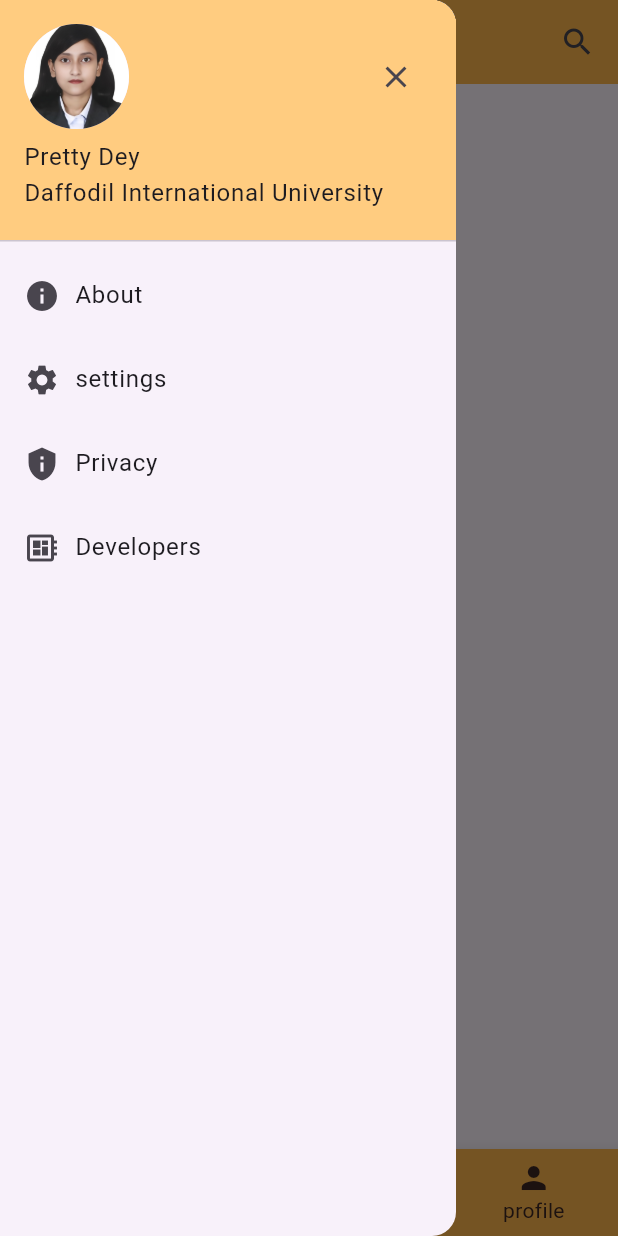
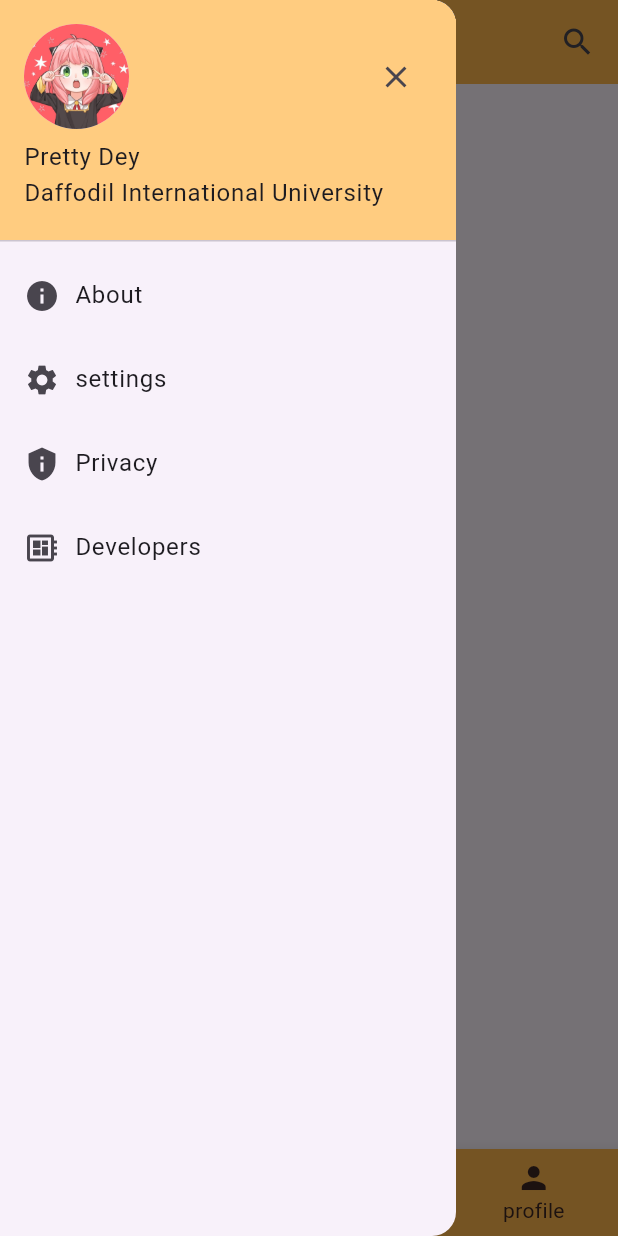
Before and after one commit to rahatalmas/hungerapp, a Flutter app: the screen it shows after launch, item 5 of the bottom bar chosen, with the side drawer open, on a phone screen of 412 x 824 dp. Run offline on Flutter 3.47's test engine with Material 3 defaults, Android fonts, the phone set to English and light mode, and no system bars.

Commit message:
profilepage

```diff
--- /dev/null
+++ b/lib/pages/profilePage.dart
@@ -0,0 +1,18 @@
+import 'package:flutter/material.dart';
+
+class ProfilePage extends StatefulWidget{
+  ProfilePage({super.key});
+  @override
+  State<ProfilePage> createState() => _ProfilePage();
+}
+
+class _ProfilePage extends State<ProfilePage>{
+  @override
+  Widget build(BuildContext context){
+    return Scaffold(
+      body: Center(
+        child: Text("profile page"),
+      ),
+    );
+  }
+}
--- a/lib/rootpage.dart
+++ b/lib/rootpage.dart
@@ -2,6 +2,7 @@ import 'package:flutter/material.dart';
 import 'package:hunger/pages/homepage.dart';
 import 'package:hunger/pages/foodpage.dart';
 import 'package:hunger/pages/cartItemsPage.dart';
+import 'package:hunger/pages/profilePage.dart';
 
 class Root extends StatefulWidget {
   Root({super.key});
@@ -18,12 +19,7 @@ class _Root extends State<Root> {
       'yo',
     ),
     CartItems(),
-    Text(
-      'yo',
-    ),
-    Text(
-      'yo',
-    ),
+    ProfilePage(),
   ];
   changeIndex(int index){
     setState(() {
@@ -84,7 +80,7 @@ class _Root extends State<Root> {
                     children: [
                       const CircleAvatar(
                         radius: 35,
-                        backgroundImage: AssetImage("assets/prettypretty.jpg"),
+                        backgroundImage: AssetImage("assets/anya.jpg"),
                       ),
                       Builder(
                         builder: (context) {
```
